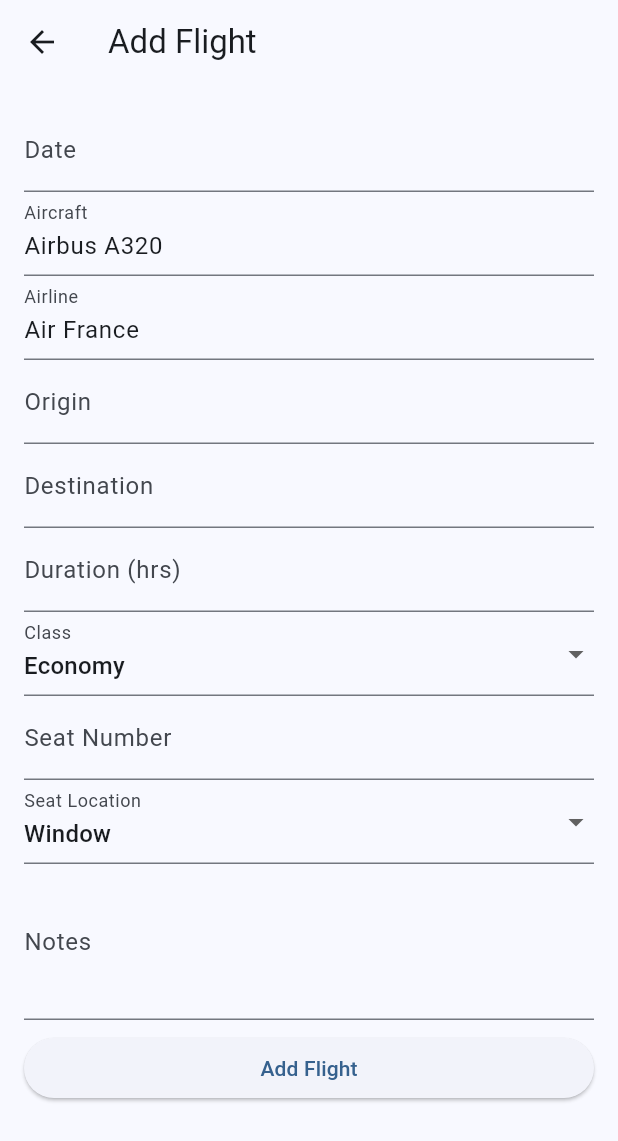
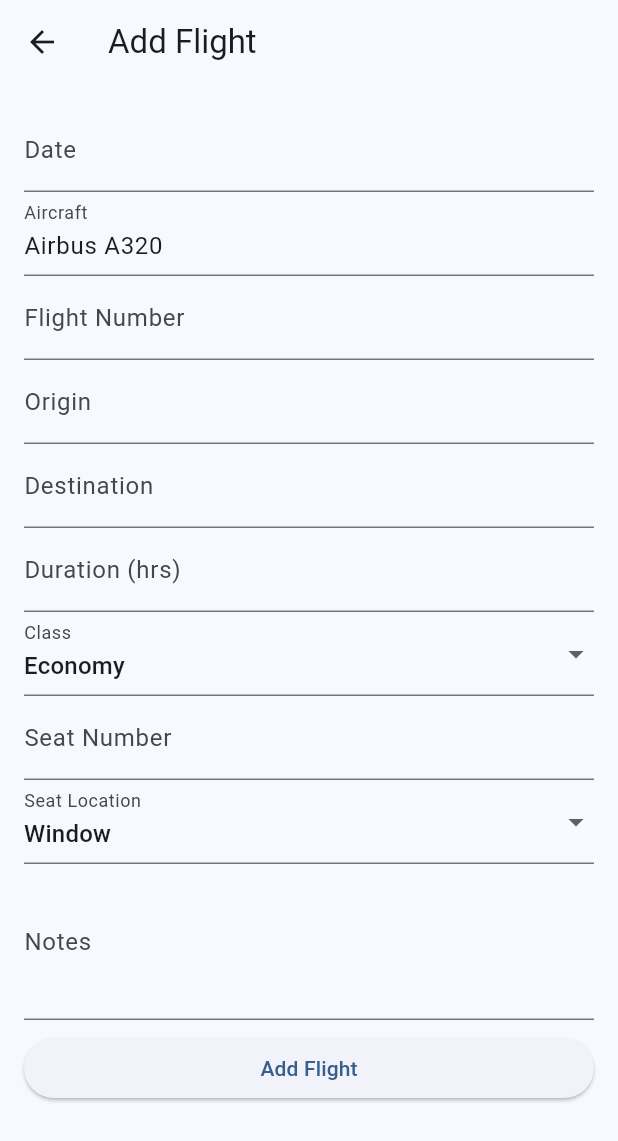
Before and after one commit to Myoxsis/SkyBook, a Flutter app: the AddFlightScreen screen opened directly, on a phone screen of 412 x 824 dp. Shown: the top 1141 px of the screen. Run offline on Flutter 3.47's test engine with Material 3 defaults, Android fonts, the phone set to English and light mode, and no system bars; our stand-ins replace flutter_map, latlong2, shared_preferences; accounts and stored records are empty.

Commit message:
Infer airline from flight number

```diff
--- a/lib/data/airline_data.dart
+++ b/lib/data/airline_data.dart
@@ -1,16 +1,20 @@
 import '../models/airline.dart';
 
 const List<Airline> airlines = [
-  Airline(name: 'Air France', callsign: 'AFR'),
-  Airline(name: 'British Airways', callsign: 'BAW'),
-  Airline(name: 'Emirates', callsign: 'UAE'),
-  Airline(name: 'Lufthansa', callsign: 'DLH'),
-  Airline(name: 'Delta Air Lines', callsign: 'DAL'),
-  Airline(name: 'American Airlines', callsign: 'AAL'),
-  Airline(name: 'United Airlines', callsign: 'UAL'),
-  Airline(name: 'Qantas', callsign: 'QFA'),
+  Airline(name: 'Air France', callsign: 'AFR', code: 'AF'),
+  Airline(name: 'British Airways', callsign: 'BAW', code: 'BA'),
+  Airline(name: 'Emirates', callsign: 'UAE', code: 'EK'),
+  Airline(name: 'Lufthansa', callsign: 'DLH', code: 'LH'),
+  Airline(name: 'Delta Air Lines', callsign: 'DAL', code: 'DL'),
+  Airline(name: 'American Airlines', callsign: 'AAL', code: 'AA'),
+  Airline(name: 'United Airlines', callsign: 'UAL', code: 'UA'),
+  Airline(name: 'Qantas', callsign: 'QFA', code: 'QF'),
 ];
 
 final Map<String, Airline> airlineByName = {
   for (final a in airlines) a.name: a,
 };
+
+final Map<String, Airline> airlineByCode = {
+  for (final a in airlines) a.code: a,
+};
--- a/lib/models/airline.dart
+++ b/lib/models/airline.dart
@@ -1,8 +1,9 @@
 class Airline {
   final String name;
   final String callsign;
+  final String code;
 
-  const Airline({required this.name, required this.callsign});
+  const Airline({required this.name, required this.callsign, required this.code});
 
   String get display => name;
 }
--- a/lib/screens/add_flight_screen.dart
+++ b/lib/screens/add_flight_screen.dart
@@ -23,7 +23,7 @@ class _AddFlightScreenState extends State<AddFlightScreen> {
   final _originController = TextEditingController();
   final _destinationController = TextEditingController();
   final _aircraftController = TextEditingController();
-  final _airlineController = TextEditingController();
+  final _flightNumberController = TextEditingController();
   final _seatNumberController = TextEditingController();
   String _travelClass = 'Economy';
   String _seatLocation = 'Window';
@@ -39,8 +39,10 @@ class _AddFlightScreenState extends State<AddFlightScreen> {
       _dateController.text = flight.date;
       _selectedAircraft = aircraftByDisplay[flight.aircraft];
       _aircraftController.text = flight.aircraft;
-      _selectedAirline = airlineByName[flight.airline];
-      _airlineController.text = flight.airline;
+      _flightNumberController.text = flight.callsign;
+      if (flight.callsign.length >= 2) {
+        _selectedAirline = airlineByCode[flight.callsign.substring(0, 2).toUpperCase()];
+      }
       _durationController.text = flight.duration;
       _notesController.text = flight.notes;
       _originController.text = flight.origin;
@@ -51,8 +53,7 @@ class _AddFlightScreenState extends State<AddFlightScreen> {
     } else {
       _selectedAircraft = aircrafts.first;
       _aircraftController.text = _selectedAircraft!.display;
-      _selectedAirline = airlines.first;
-      _airlineController.text = _selectedAirline!.name;
+      _selectedAirline = null;
     }
   }
 
@@ -80,13 +81,14 @@ class _AddFlightScreenState extends State<AddFlightScreen> {
   }
 
   void _submit() {
+    _updateAirline(_flightNumberController.text);
     final flight = Flight(
       id: widget.flight?.id ?? DateTime.now().millisecondsSinceEpoch.toString(),
       date: _dateController.text,
       aircraft: _selectedAircraft?.display ?? _aircraftController.text,
       manufacturer: _selectedAircraft?.manufacturer ?? '',
-      airline: _selectedAirline?.name ?? _airlineController.text,
-      callsign: _selectedAirline?.callsign ?? '',
+      airline: _selectedAirline?.name ?? '',
+      callsign: _flightNumberController.text,
       duration: _durationController.text,
       notes: _notesController.text,
       origin: _originController.text,
@@ -187,37 +189,24 @@ class _AddFlightScreenState extends State<AddFlightScreen> {
     );
   }
 
-  Widget _buildAirlineField() {
-    return Autocomplete<Airline>(
-      optionsBuilder: (TextEditingValue value) {
-        if (value.text.isEmpty) {
-          return airlines;
-        }
-        return airlines.where(
-            (a) => a.name.toLowerCase().contains(value.text.toLowerCase()));
-      },
-      displayStringForOption: (a) => a.name,
-      onSelected: (a) {
-        setState(() {
-          _selectedAirline = a;
-          _airlineController.text = a.name;
-        });
-      },
-      fieldViewBuilder:
-          (context, textEditingController, focusNode, onFieldSubmitted) {
-        textEditingController.text = _airlineController.text;
-        textEditingController.selection = TextSelection.fromPosition(
-            TextPosition(offset: textEditingController.text.length));
-        textEditingController.addListener(() {
-          _airlineController.text = textEditingController.text;
-        });
-        return TextField(
-          controller: textEditingController,
-          focusNode: focusNode,
-          decoration: const InputDecoration(labelText: 'Airline'),
-          onSubmitted: (_) => onFieldSubmitted(),
-        );
-      },
+  void _updateAirline(String value) {
+    if (value.length >= 2) {
+      setState(() {
+        _selectedAirline =
+            airlineByCode[value.substring(0, 2).toUpperCase()];
+      });
+    } else {
+      setState(() {
+        _selectedAirline = null;
+      });
+    }
+  }
+
+  Widget _buildFlightNumberField() {
+    return TextField(
+      controller: _flightNumberController,
+      decoration: const InputDecoration(labelText: 'Flight Number'),
+      onChanged: _updateAirline,
     );
   }
 
@@ -238,7 +227,12 @@ class _AddFlightScreenState extends State<AddFlightScreen> {
               onTap: _pickDate,
             ),
             _buildAircraftField(),
-            _buildAirlineField(),
+            _buildFlightNumberField(),
+            if (_selectedAirline != null)
+              Padding(
+                padding: const EdgeInsets.only(top: 8.0),
+                child: Text('Airline: ${_selectedAirline!.name}'),
+              ),
             _buildAirportField(_originController, 'Origin'),
             _buildAirportField(_destinationController, 'Destination'),
             TextField(
```
Also changed, not shown: lib/screens/status_screen.dart (+66 -0 lines), 1 other file.
